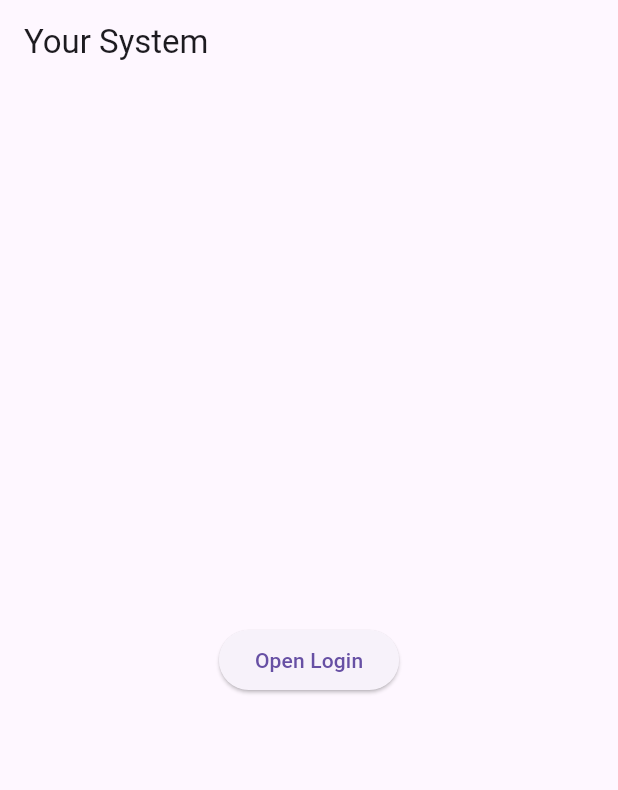
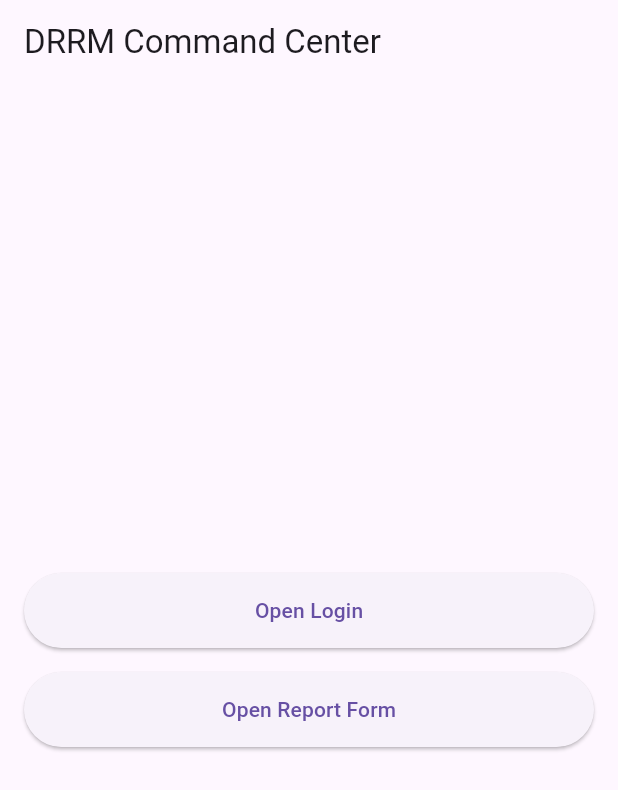
Before and after one commit to zydanz092105-meowk/Lab-Activity_Adanza, a Flutter app: the screen it shows after launch, on a phone screen of 412 x 824 dp. Shown: the top 790 px of the screen. Run offline on Flutter 3.47's test engine with Material 3 defaults, Android fonts, the phone set to English and light mode, and no system bars.

Commit message:
Add report form and Flutter UI states

```diff
--- a/lib/app.dart
+++ b/lib/app.dart
@@ -1,6 +1,7 @@
 import 'package:flutter/material.dart';
 import 'screens/home_screen.dart';
 import 'screens/login_screen.dart';
+import 'screens/report_form_screen.dart'; // Added import
 
 class SemesterProjectApp extends StatelessWidget {
   const SemesterProjectApp({super.key});
@@ -8,11 +9,12 @@ class SemesterProjectApp extends StatelessWidget {
   @override
   Widget build(BuildContext context) => MaterialApp(
     debugShowCheckedModeBanner: false,
-    title: 'Your Approved System Title',
+    title: 'Disaster Response System',
     initialRoute: '/',
     routes: {
       '/': (_) => const HomeScreen(),
       '/login': (_) => const LoginScreen(),
+      '/report': (_) => const ReportFormScreen(), // Added route
     },
   );
 }
--- a/lib/screens/home_screen.dart
+++ b/lib/screens/home_screen.dart
@@ -1,14 +1,30 @@
 import 'package:flutter/material.dart';
+import '../widgets/app_button.dart';
 
 class HomeScreen extends StatelessWidget {
   const HomeScreen({super.key});
 
   @override
   Widget build(BuildContext context) => Scaffold(
-    appBar: AppBar(title: const Text('Your System')),
-    body: Center(child: ElevatedButton(
-      onPressed: () => Navigator.pushNamed(context, '/login'),
-      child: const Text('Open Login'),
-    )),
+    appBar: AppBar(title: const Text('DRRM Command Center')),
+    body: Center(
+      child: Padding(
+        padding: const EdgeInsets.all(16.0),
+        child: Column(
+          mainAxisAlignment: MainAxisAlignment.center,
+          children: [
+            AppButton(
+              text: 'Open Login',
+              onPressed: () => Navigator.pushNamed(context, '/login'),
+            ),
+            const SizedBox(height: 16),
+            AppButton(
+              text: 'Open Report Form',
+              onPressed: () => Navigator.pushNamed(context, '/report'),
+            ),
+          ],
+        ),
+      ),
+    ),
   );
 }
--- a/lib/widgets/app_button.dart
+++ b/lib/widgets/app_button.dart
@@ -0,0 +1,17 @@
+import 'package:flutter/material.dart';
+
+class AppButton extends StatelessWidget {
+  final String text;
+  final VoidCallback? onPressed;
+
+  const AppButton({super.key, required this.text, this.onPressed});
+
+  @override
+  Widget build(BuildContext context) {
+    return ElevatedButton(
+      onPressed: onPressed,
+      style: ElevatedButton.styleFrom(minimumSize: const Size(double.infinity, 50)),
+      child: Text(text),
+    );
+  }
+}
```
Also changed, not shown: lib/screens/report_form_screen.dart (added, +117 -0 lines), lib/widgets/app_text_field.dart (+29 -0 lines).
